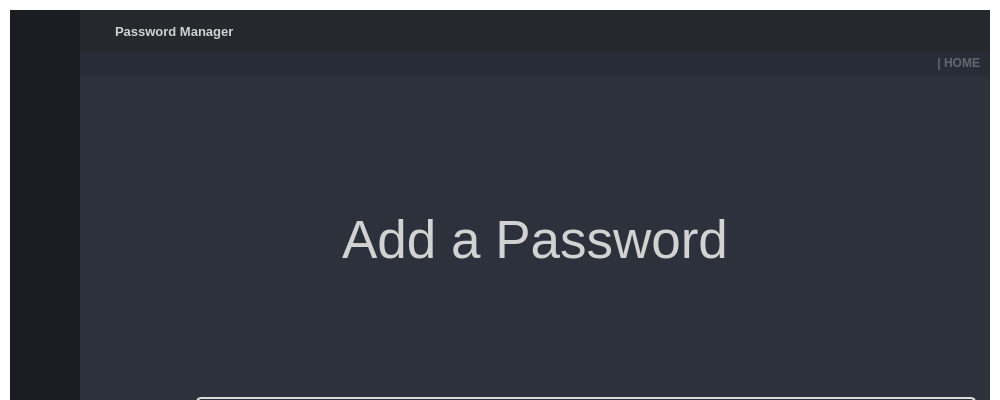
GianRathgeb/pwManager, file GUI.ui: the form before one commit; both pictures show x 0 to 1000 and y 0 to 400 of the 1000 by 720 pixel window.
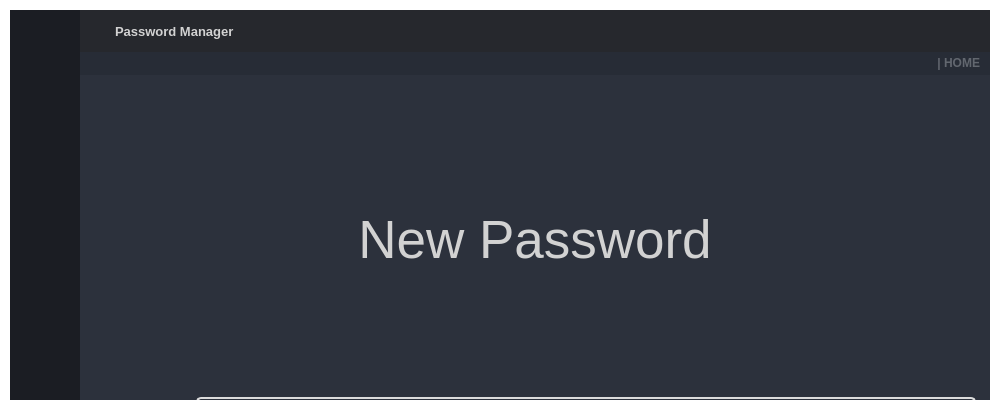
The form after the commit. The open tabs and pages were chosen to show the change. Icons and pictures are not drawn.

Patch:
```diff
--- a/GUI.ui
+++ b/GUI.ui
@@ -1926,7 +1926,7 @@
                        </font>
                       </property>
                       <property name="text">
-                       <string>Add a Password</string>
+                       <string>New Password</string>
                       </property>
                       <property name="alignment">
                        <set>Qt::AlignCenter</set>
```
Left out of the diff: 2 changed lines with no effect on the pictures.
